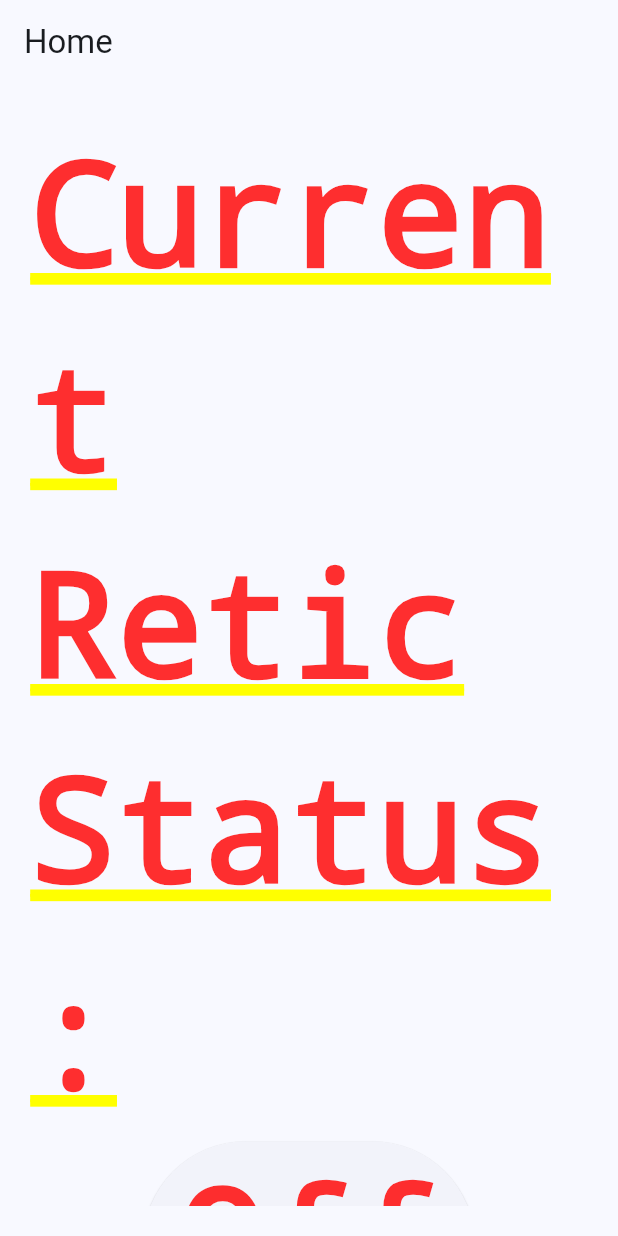
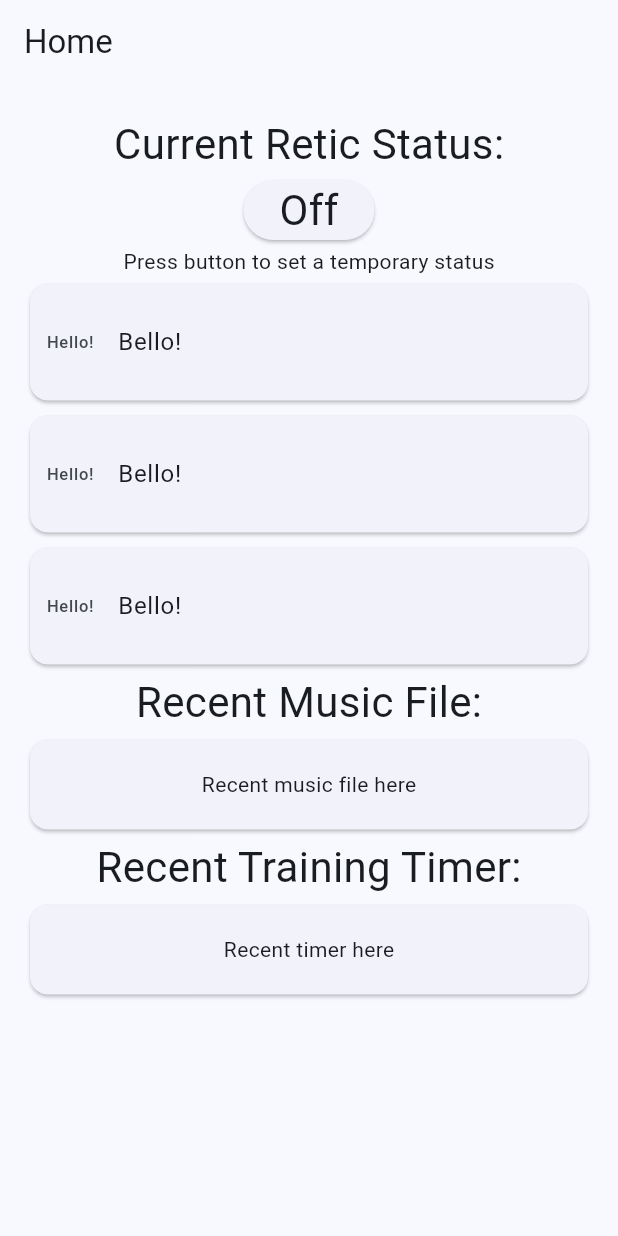
Before and after one commit to WilliamBarber/ReticController, a Flutter app: the screen it shows after launch, on a phone screen of 412 x 824 dp. Run offline on Flutter 3.47's test engine with Material 2 defaults, Android fonts, the phone set to English and light mode, and no system bars; drawn by our look-alikes of dynamic_color.

Commit message:
Fixed theming
Moved homepage to separate file so that it can be declared as a widget, thus fixing the theming problem.

```diff
--- a/retic_controller/lib/Homepage.dart
+++ b/retic_controller/lib/Homepage.dart
@@ -3,7 +3,6 @@ import 'package:provider/provider.dart';
 import 'AppState.dart';
 
 class HomePage extends StatelessWidget {
-  const HomePage({super.key});
 
   @override
   Widget build(BuildContext context) {
@@ -113,5 +112,6 @@ class HomePage extends StatelessWidget {
           ],
         ),
       ),
-    );  }
+    );
   }
+}
--- /dev/null
+++ b/retic_controller/lib/HomepageFramework.dart
@@ -0,0 +1,29 @@
+import 'package:flutter/material.dart';
+import 'package:provider/provider.dart';
+import 'AppState.dart';
+import 'Homepage.dart';
+
+class HomePageFramework extends StatelessWidget {
+  const HomePageFramework({super.key});
+
+  @override
+  Widget build(BuildContext context) {
+    var appState = context.watch<AppState>();
+
+    Widget page = HomePage();
+    return LayoutBuilder(builder: (context, constraints) {
+      return Scaffold(
+        body: Column(
+          mainAxisAlignment: MainAxisAlignment.center,
+          children: [
+            Expanded(
+              child: Container(
+                color: Theme.of(context).colorScheme.primaryContainer,
+                child: page,
+              ),
+            ),
+          ],
+        ),
+      );
+    });
+  }}
--- a/retic_controller/lib/main.dart
+++ b/retic_controller/lib/main.dart
@@ -2,7 +2,7 @@ import 'package:flutter/material.dart';
 import 'package:dynamic_color/dynamic_color.dart';
 import 'package:provider/provider.dart';
 import "AppState.dart";
-import "Homepage.dart";
+import "HomepageFramework.dart";
 
 
 void main() {
@@ -34,7 +34,7 @@ class MyApp extends StatelessWidget {
               colorScheme: darkColorScheme ?? _defaultDarkColorScheme,
               useMaterial3: true,
             ),
-            home: const HomePage(),
+            home: const HomePageFramework(),
           ),
       );
     }
```
Lines whose indentation alone changed are shown as unchanged.
